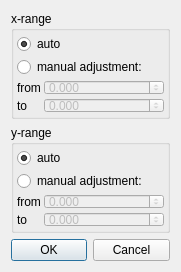
Above: itom1DQwtPlot/dialog1DScale.ui from itom-project/designerPlugins before the change. Below: the same form after it.
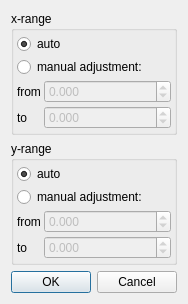
That is the form after the change.

Commit message: layout improvements in scale dialogs of itom1dqwtplot and itom2dqwtplot

```diff
--- a/itom1DQwtPlot/dialog1DScale.ui
+++ b/itom1DQwtPlot/dialog1DScale.ui
@@ -6,8 +6,8 @@
    <rect>
     <x>0</x>
     <y>0</y>
-    <width>181</width>
-    <height>272</height>
+    <width>174</width>
+    <height>271</height>
    </rect>
   </property>
   <property name="sizePolicy">
@@ -18,8 +18,8 @@
   </property>
   <property name="minimumSize">
    <size>
-    <width>170</width>
-    <height>250</height>
+    <width>0</width>
+    <height>0</height>
    </size>
   </property>
   <property name="windowTitle">
```
Left out of the diff: 22 changed lines with no effect on the pictures. The commit also changes 1 other file.
